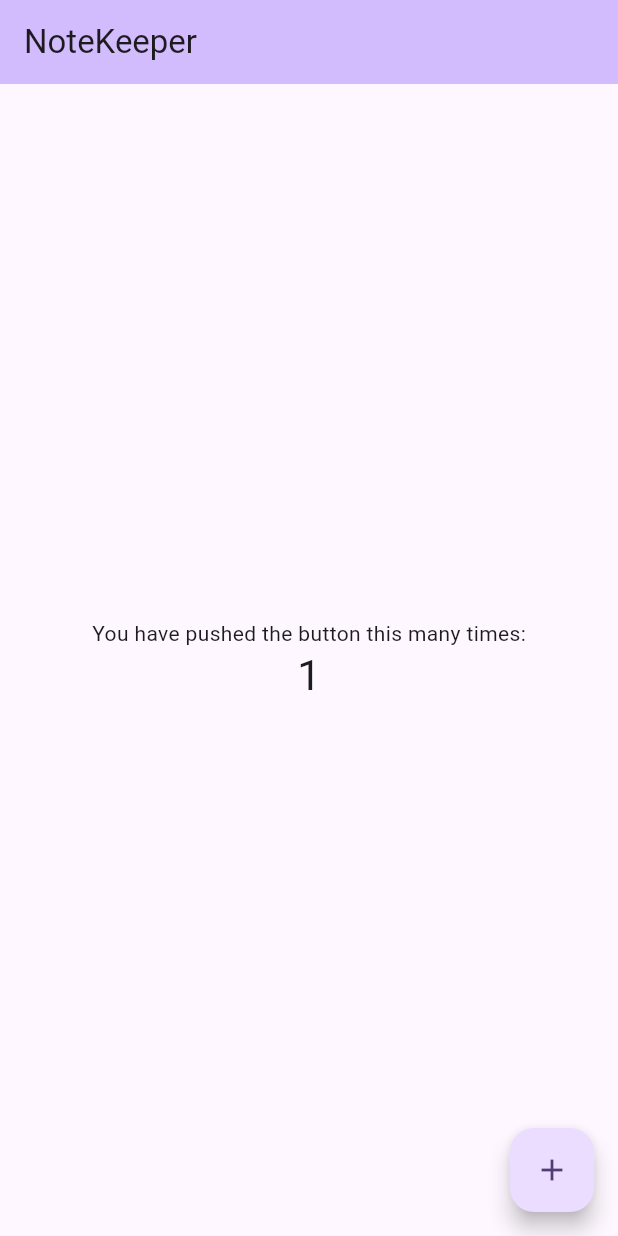
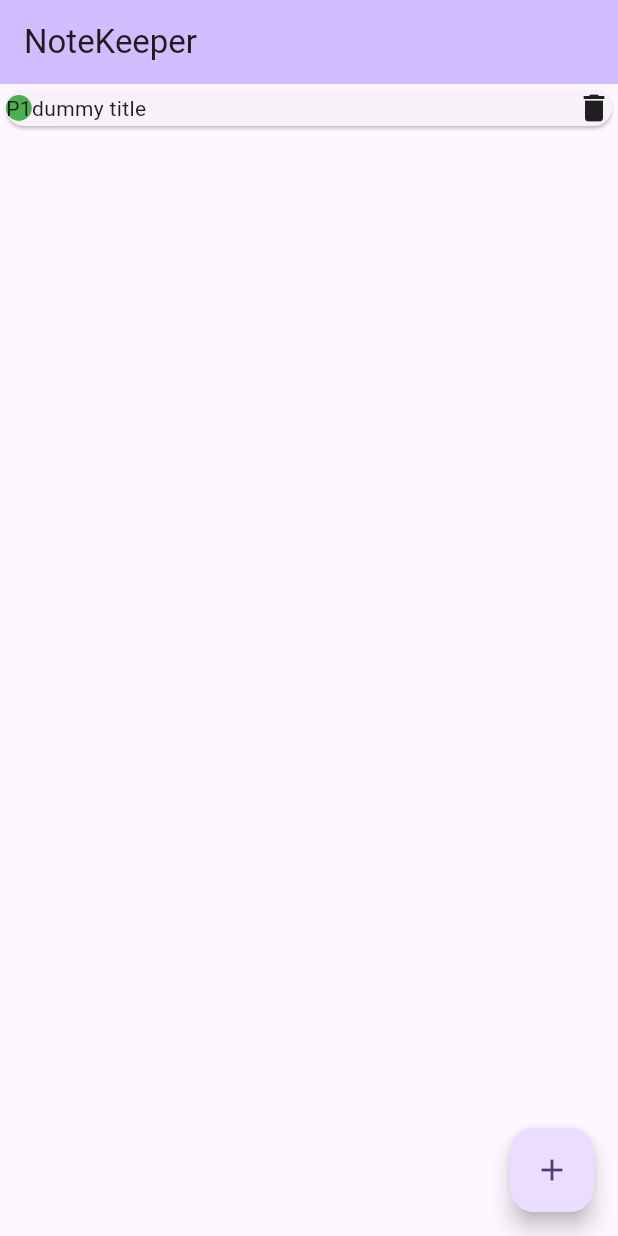
Before and after one commit to namankk/note_keeper_flutter_app, a Flutter app: the screen it shows after launch, after a tap on the "add" icon, on a phone screen of 412 x 824 dp. Run offline on Flutter 3.47's test engine with Material 2 defaults, Android fonts, the phone set to English and light mode, and no system bars; our stand-ins replace bloc, dartz, equatable, flutter_bloc.

Commit message:
- Basic clean architecture flow added with homepage and dummy data. - Lib added flutter_bloc,equatable,dartz

```diff
--- /dev/null
+++ b/lib/core/ErrorCore.dart
@@ -0,0 +1,12 @@
+class ErrorCore {
+  final String _errorTitle;
+  final String _errorDescription;
+
+  ErrorCore({required String errorTitle, required String errorDescription})
+      : _errorTitle = errorTitle,
+        _errorDescription = errorDescription;
+
+  String get errorDescription => _errorDescription;
+
+  String get errorTitle => _errorTitle;
+}
--- /dev/null
+++ b/lib/core/SuccessCore.dart
@@ -0,0 +1 @@
+class SuccessCore{}
--- /dev/null
+++ b/lib/features/note_keeper_core_feature/data/repository_impl/repository_impl.dart
@@ -0,0 +1,20 @@
+import 'package:dartz/dartz.dart';
+import 'package:note_keeper_flutter_app/core/ErrorCore.dart';
+import 'package:note_keeper_flutter_app/core/SuccessCore.dart';
+import 'package:note_keeper_flutter_app/features/note_keeper_core_feature/domain/entities/note_entity.dart';
+import 'package:note_keeper_flutter_app/features/note_keeper_core_feature/domain/repository/Repository.dart';
+
+class RepositoryImpl implements RepositoryBase{
+  @override
+  Future<Either<ErrorCore, List<NoteEntity>>> getListOfNote() async{
+     await Future.delayed(const Duration(seconds: 3));
+     return Right([NoteEntity(title: "dummy title", priority: "P1", description: "dummy description")]);
+  }
+
+  @override
+  Future<Either<ErrorCore, SuccessCore>> updateEntity(NoteEntity noteEntity) {
+    // TODO: implement updateEntity
+    throw UnimplementedError();
+  }
+
+}
--- /dev/null
+++ b/lib/features/note_keeper_core_feature/domain/entities/note_entity.dart
@@ -0,0 +1,24 @@
+import 'package:equatable/equatable.dart';
+
+class NoteEntity extends Equatable {
+  final String _title;
+  final String _priority;
+  final String _description;
+
+  NoteEntity(
+      {required String title,
+      required String priority,
+      required String description})
+      : _title = title,
+        _priority = priority,
+        _description = description;
+
+  @override
+  List<Object?> get props => [_title, _description, _priority];
+
+  get title => _title;
+
+  get priority => _priority;
+
+  get description => _description;
+}
--- /dev/null
+++ b/lib/features/note_keeper_core_feature/domain/repository/Repository.dart
@@ -0,0 +1,9 @@
+import 'package:dartz/dartz.dart';
+import 'package:note_keeper_flutter_app/core/ErrorCore.dart';
+import 'package:note_keeper_flutter_app/core/SuccessCore.dart';
+import 'package:note_keeper_flutter_app/features/note_keeper_core_feature/domain/entities/note_entity.dart';
+
+abstract class RepositoryBase{
+  Future<Either<ErrorCore,List<NoteEntity>>> getListOfNote();
+  Future<Either<ErrorCore,SuccessCore>> updateEntity(NoteEntity noteEntity);
+}
--- /dev/null
+++ b/lib/features/note_keeper_core_feature/domain/use_cases/show_list_use_case.dart
@@ -0,0 +1,15 @@
+import 'package:dartz/dartz.dart';
+import 'package:note_keeper_flutter_app/core/ErrorCore.dart';
+import 'package:note_keeper_flutter_app/features/note_keeper_core_feature/domain/entities/note_entity.dart';
+import 'package:note_keeper_flutter_app/features/note_keeper_core_feature/domain/repository/Repository.dart';
+
+class ShowListUseCase{
+  RepositoryBase _repositoryBase;
+
+  ShowListUseCase(this._repositoryBase);
+
+  Future<Either<ErrorCore,List<NoteEntity>>> showListOfNotes()async{
+    return await _repositoryBase.getListOfNote();
+  }
+
+}
--- /dev/null
+++ b/lib/features/note_keeper_core_feature/presenter/cubits/home_page_cubit.dart
@@ -0,0 +1,34 @@
+import 'package:bloc/bloc.dart';
+import 'package:note_keeper_flutter_app/features/note_keeper_core_feature/presenter/cubits/home_page_events.dart';
+import 'package:note_keeper_flutter_app/features/note_keeper_core_feature/presenter/cubits/home_page_states.dart';
+
+import '../../domain/use_cases/show_list_use_case.dart';
+
+
+
+class HomePageCubit extends Cubit<HomePageStates>{
+  final ShowListUseCase _showListUseCase;
+  HomePageCubit(this._showListUseCase ):super(HomePageLoadingStates());
+
+  mapEventWithStates(String homePageEvents)async{
+    switch(homePageEvents){
+      case HomePageEvents.onInitializeScreen:
+       final value= await _showListUseCase.showListOfNotes();
+       value.fold((l) => emit(HomePageErrorStates(l.errorTitle)), (r){
+         if(r.isNotEmpty){
+           emit(HomePageSuccessStates(r));
+         }else{
+           emit(HomePageEmptyStates("List is Empty"));
+         }
+       });
+        break;
+      case HomePageEvents.onTileTapped:
+        emit(state);
+        break;
+      case HomePageEvents.onDeleteTapped:
+        emit(state);
+        break;
+    }
+
+  }
+}
--- /dev/null
+++ b/lib/features/note_keeper_core_feature/presenter/cubits/home_page_events.dart
@@ -0,0 +1,5 @@
+class HomePageEvents{
+  static const String onInitializeScreen="onInitializeScreen";
+  static const String onTileTapped="onTileTapped";
+  static const String onDeleteTapped="onTileTapped";
+}
--- /dev/null
+++ b/lib/features/note_keeper_core_feature/presenter/cubits/home_page_states.dart
@@ -0,0 +1,37 @@
+
+import 'package:equatable/equatable.dart';
+import 'package:note_keeper_flutter_app/features/note_keeper_core_feature/domain/entities/note_entity.dart';
+
+abstract class HomePageStates extends Equatable {
+  @override
+  List<Object?> get props => [];
+}
+
+class HomePageEmptyStates extends HomePageStates {
+  final String message;
+
+  HomePageEmptyStates(this.message);
+
+  @override
+  List<Object?> get props => [message];
+}
+
+class HomePageLoadingStates extends HomePageStates {}
+
+class HomePageErrorStates extends HomePageStates {
+  final String message;
+
+  HomePageErrorStates(this.message);
+
+  @override
+  List<Object?> get props => [message];
+}
+
+class HomePageSuccessStates extends HomePageStates {
+  final List<NoteEntity> data;
+
+  HomePageSuccessStates(this.data);
+
+  @override
+  List<Object?> get props => [data];
+}
--- a/lib/features/note_keeper_core_feature/presenter/pages/home_page.dart
+++ b/lib/features/note_keeper_core_feature/presenter/pages/home_page.dart
@@ -1,4 +1,8 @@
 import 'package:flutter/material.dart';
+import 'package:flutter_bloc/flutter_bloc.dart';
+import 'package:note_keeper_flutter_app/features/note_keeper_core_feature/presenter/cubits/home_page_cubit.dart';
+import 'package:note_keeper_flutter_app/features/note_keeper_core_feature/presenter/cubits/home_page_states.dart';
+import 'package:note_keeper_flutter_app/features/note_keeper_core_feature/presenter/widgets/common_widgets.dart';
 
 class HomePage extends StatelessWidget {
   const HomePage({Key? key}) : super(key: key);
@@ -8,23 +12,31 @@ class HomePage extends StatelessWidget {
     return Scaffold(
       appBar: AppBar(
         backgroundColor: Theme.of(context).colorScheme.inversePrimary,
-        title: Text("NoteKeeper"),
+        title: const Text("NoteKeeper"),
       ),
-      body: Center(
-        child: Column(
-
-          mainAxisAlignment: MainAxisAlignment.center,
-          children: <Widget>[
-            const Text(
-              'You have pushed the button this many times:',
-            ),
-            Text(
-              '1',
-              style: Theme.of(context).textTheme.headlineMedium,
-            ),
-          ],
-        ),
-      ),
+      body: BlocBuilder<HomePageCubit,HomePageStates>(builder: (context,state){
+        if(state is HomePageLoadingStates){
+          return const Center(
+            child: CircularProgressIndicator(),
+          );
+        }else if(state is HomePageEmptyStates){
+          return const Center(
+            child: Text("No Data to show please add some data"),
+          );
+        }else if(state is HomePageErrorStates){
+          return const Center(
+            child: Text("Error Something went wrong"),
+          );
+        }else if(state is HomePageSuccessStates){
+          return ListView.separated(itemBuilder: (context,index){
+            return noteTileWidget(state.data[index]);
+          }, separatorBuilder: (context,index){
+            return const SizedBox(height: 20.0,);
+          }, itemCount: state.data.length);
+        }else{
+          return const Center(child: Text("No State found"));
+        }
+      }),
       floatingActionButton: FloatingActionButton(
         onPressed: (){
 
--- /dev/null
+++ b/lib/features/note_keeper_core_feature/presenter/widgets/common_widgets.dart
@@ -0,0 +1,17 @@
+import 'package:flutter/material.dart';
+import 'package:note_keeper_flutter_app/features/note_keeper_core_feature/domain/entities/note_entity.dart';
+
+Widget noteTileWidget(NoteEntity noteEntity){
+ return Card(
+    child: Row(
+      children: [
+        Container(decoration: const BoxDecoration(
+          color: Colors.green,
+          shape: BoxShape.circle,
+        ),child: Text(noteEntity.priority),),
+        Expanded(child: Text("${noteEntity.title}")),
+        const Icon(Icons.delete),
+      ],
+    ),
+  );
+}
--- a/lib/main.dart
+++ b/lib/main.dart
@@ -1,8 +1,18 @@
+
 import 'package:flutter/material.dart';
+import 'package:flutter_bloc/flutter_bloc.dart';
+import 'package:note_keeper_flutter_app/features/note_keeper_core_feature/data/repository_impl/repository_impl.dart';
+import 'package:note_keeper_flutter_app/features/note_keeper_core_feature/domain/use_cases/show_list_use_case.dart';
+import 'package:note_keeper_flutter_app/features/note_keeper_core_feature/presenter/cubits/home_page_cubit.dart';
+import 'package:note_keeper_flutter_app/features/note_keeper_core_feature/presenter/cubits/home_page_events.dart';
 import 'package:note_keeper_flutter_app/features/note_keeper_core_feature/presenter/pages/home_page.dart';
 
 void main() {
-  runApp(const MyApp());
+  runApp(MultiBlocProvider(providers: [
+    BlocProvider(
+      create: (context) => HomePageCubit(ShowListUseCase(RepositoryImpl()))..mapEventWithStates(HomePageEvents.onInitializeScreen),
+    )
+  ], child: const MyApp()));
 }
 
 class MyApp extends StatelessWidget {
@@ -12,7 +22,7 @@ class MyApp extends StatelessWidget {
   @override
   Widget build(BuildContext context) {
     return MaterialApp(
-      title: 'Flutter Demo',
+      title: 'NoteKeeper App',
       theme: ThemeData(
         colorScheme: ColorScheme.fromSeed(seedColor: Colors.deepPurple),
         useMaterial3: true,
--- a/pubspec.yaml
+++ b/pubspec.yaml
@@ -35,6 +35,9 @@ dependencies:
   # The following adds the Cupertino Icons font to your application.
   # Use with the CupertinoIcons class for iOS style icons.
   cupertino_icons: ^1.0.2
+  equatable: ^2.0.5
+  dartz: ^0.10.1
+  flutter_bloc: ^8.1.3
 
 dev_dependencies:
   flutter_test:
```
Also changed, not shown: pubspec.lock.
